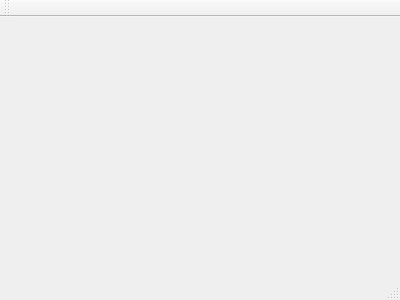
Old version of the form mainwindow.ui in the repository 0000duck/3DViewer.
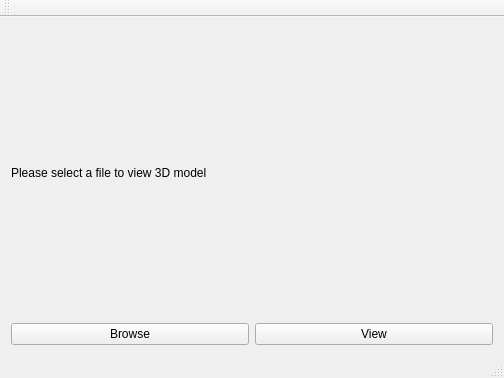
New version of the form.

Commit message:
Designed initial UI of the MainWindow
- added layouts
- Browse and View Buttons

Diff of the .ui file:
```diff
--- a/mainwindow.ui
+++ b/mainwindow.ui
@@ -1,24 +1,80 @@
 <ui version="4.0">
  <class>MainWindow</class>
- <widget class="QMainWindow" name="MainWindow" >
-  <property name="geometry" >
+ <widget class="QMainWindow" name="MainWindow">
+  <property name="geometry">
    <rect>
     <x>0</x>
     <y>0</y>
-    <width>400</width>
-    <height>300</height>
+    <width>504</width>
+    <height>378</height>
    </rect>
   </property>
-  <property name="windowTitle" >
+  <property name="maximumSize">
+   <size>
+    <width>504</width>
+    <height>378</height>
+   </size>
+  </property>
+  <property name="windowTitle">
    <string>MainWindow</string>
   </property>
-  <widget class="QMenuBar" name="menuBar" />
-  <widget class="QToolBar" name="mainToolBar" />
-  <widget class="QWidget" name="centralWidget" />
-  <widget class="QStatusBar" name="statusBar" />
+  <widget class="QWidget" name="centralWidget">
+   <layout class="QVBoxLayout" name="verticalLayout" stretch="1,1,20">
+    <item>
+     <layout class="QHBoxLayout" name="horizontalLayout" stretch="0">
+      <item>
+       <widget class="QLabel" name="label">
+        <property name="text">
+         <string>Please select a file to view 3D model</string>
+        </property>
+       </widget>
+      </item>
+     </layout>
+    </item>
+    <item>
+     <layout class="QHBoxLayout" name="horizontalLayout_2">
+      <item>
+       <widget class="QPushButton" name="browseBtn">
+        <property name="text">
+         <string>Browse</string>
+        </property>
+       </widget>
+      </item>
+      <item>
+       <widget class="QPushButton" name="viewBtn">
+        <property name="text">
+         <string>View</string>
+        </property>
+       </widget>
+      </item>
+     </layout>
+    </item>
+    <item>
+     <layout class="QVBoxLayout" name="verticalLayout_2"/>
+    </item>
+   </layout>
+  </widget>
+  <widget class="QMenuBar" name="menuBar">
+   <property name="geometry">
+    <rect>
+     <x>0</x>
+     <y>0</y>
+     <width>504</width>
+     <height>21</height>
+    </rect>
+   </property>
+  </widget>
+  <widget class="QToolBar" name="mainToolBar">
+   <attribute name="toolBarArea">
+    <enum>TopToolBarArea</enum>
+   </attribute>
+   <attribute name="toolBarBreak">
+    <bool>false</bool>
+   </attribute>
+  </widget>
+  <widget class="QStatusBar" name="statusBar"/>
  </widget>
- <layoutDefault spacing="6" margin="11" />
- <pixmapfunction></pixmapfunction>
+ <layoutdefault spacing="6" margin="11"/>
  <resources/>
  <connections/>
 </ui>
```
Left out of the diff: 1 changed line with no effect on the pictures.
